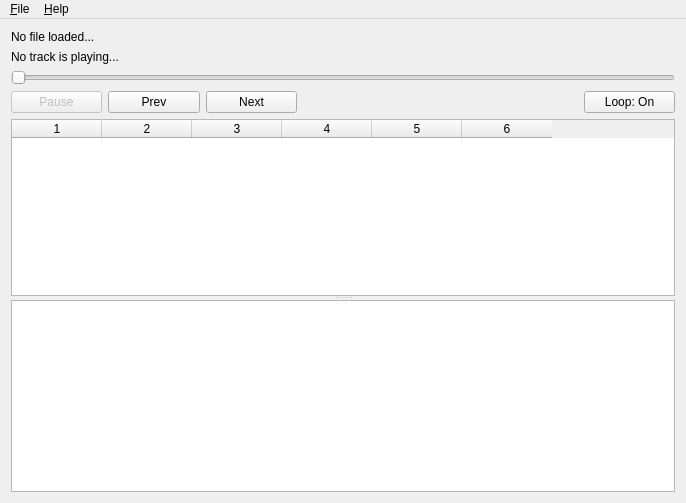
Above: mainwindow.ui from BearKidsTeam/thplayer before the change. Below: the same form after it.
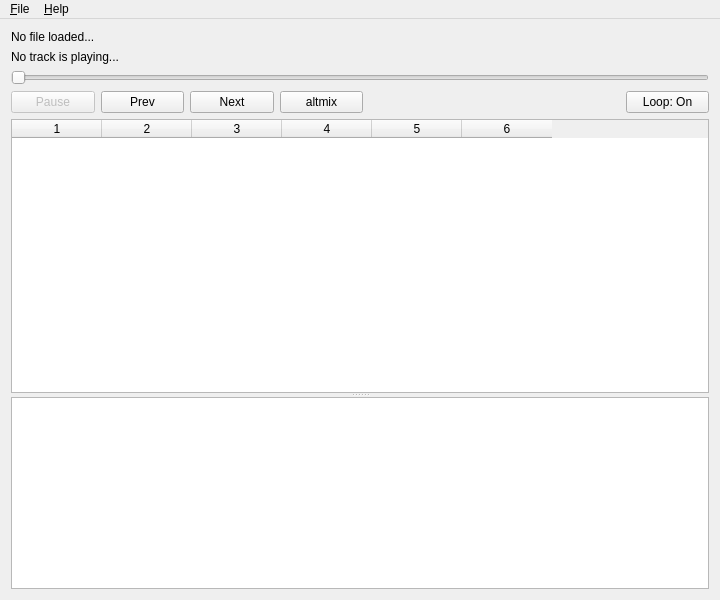
That is the form after the change. Icons and pictures are not drawn. Custom widgets are drawn as their Qt base class.

Commit message: TH13 spirit world mix support.

```diff
--- a/mainwindow.ui
+++ b/mainwindow.ui
@@ -6,8 +6,8 @@
    <rect>
     <x>0</x>
     <y>0</y>
-    <width>686</width>
-    <height>503</height>
+    <width>720</width>
+    <height>600</height>
    </rect>
   </property>
   <property name="acceptDrops">
@@ -22,21 +22,7 @@
   </property>
   <widget class="QWidget" name="centralWidget">
    <layout class="QGridLayout" name="gridLayout">
-    <item row="3" column="6">
-     <widget class="QPushButton" name="loopButton">
-      <property name="text">
-       <string>Loop: On</string>
-      </property>
-     </widget>
-    </item>
-    <item row="1" column="0" colspan="7">
-     <widget class="QLabel" name="trknameLabel">
-      <property name="text">
-       <string>No track is playing...</string>
-      </property>
-     </widget>
-    </item>
-    <item row="4" column="0" colspan="7">
+    <item row="4" column="0" colspan="8">
      <widget class="QSplitter" name="splitter">
       <property name="orientation">
        <enum>Qt::Vertical</enum>
@@ -98,20 +84,27 @@
       </widget>
      </widget>
     </item>
-    <item row="2" column="0" colspan="7">
-     <widget class="QClickableSlider" name="progressslider">
-      <property name="orientation">
-       <enum>Qt::Horizontal</enum>
-      </property>
-     </widget>
-    </item>
-    <item row="0" column="0" colspan="7">
+    <item row="0" column="0" colspan="8">
      <widget class="QLabel" name="thnameLabel">
       <property name="text">
        <string>No file loaded...</string>
       </property>
      </widget>
     </item>
+    <item row="1" column="0" colspan="8">
+     <widget class="QLabel" name="trknameLabel">
+      <property name="text">
+       <string>No track is playing...</string>
+      </property>
+     </widget>
+    </item>
+    <item row="2" column="0" colspan="8">
+     <widget class="QClickableSlider" name="progressslider">
+      <property name="orientation">
+       <enum>Qt::Orientation::Horizontal</enum>
+      </property>
+     </widget>
+    </item>
     <item row="3" column="0">
      <widget class="QPushButton" name="pauseButton">
       <property name="enabled">
@@ -139,7 +132,20 @@
       </property>
      </widget>
     </item>
-    <item row="3" column="3" colspan="3">
+    <item row="3" column="3">
+     <widget class="QPushButton" name="altmixButton">
+      <property name="text">
+       <string>altmix</string>
+      </property>
+      <property name="checkable">
+       <bool>true</bool>
+      </property>
+      <property name="checked">
+       <bool>false</bool>
+      </property>
+     </widget>
+    </item>
+    <item row="3" column="4" colspan="3">
      <spacer name="horizontalSpacer">
       <property name="orientation">
        <enum>Qt::Horizontal</enum>
@@ -152,6 +158,13 @@
       </property>
      </spacer>
     </item>
+    <item row="3" column="7">
+     <widget class="QPushButton" name="loopButton">
+      <property name="text">
+       <string>Loop: On</string>
+      </property>
+     </widget>
+    </item>
    </layout>
   </widget>
   <widget class="QMenuBar" name="menuBar">
@@ -159,8 +172,8 @@
     <rect>
      <x>0</x>
      <y>0</y>
-     <width>686</width>
-     <height>25</height>
+     <width>720</width>
+     <height>30</height>
     </rect>
    </property>
    <widget class="QMenu" name="menu_File">
```
Left out of the diff: 10 changed lines with no effect on the pictures. The commit also changes 2 other files.
